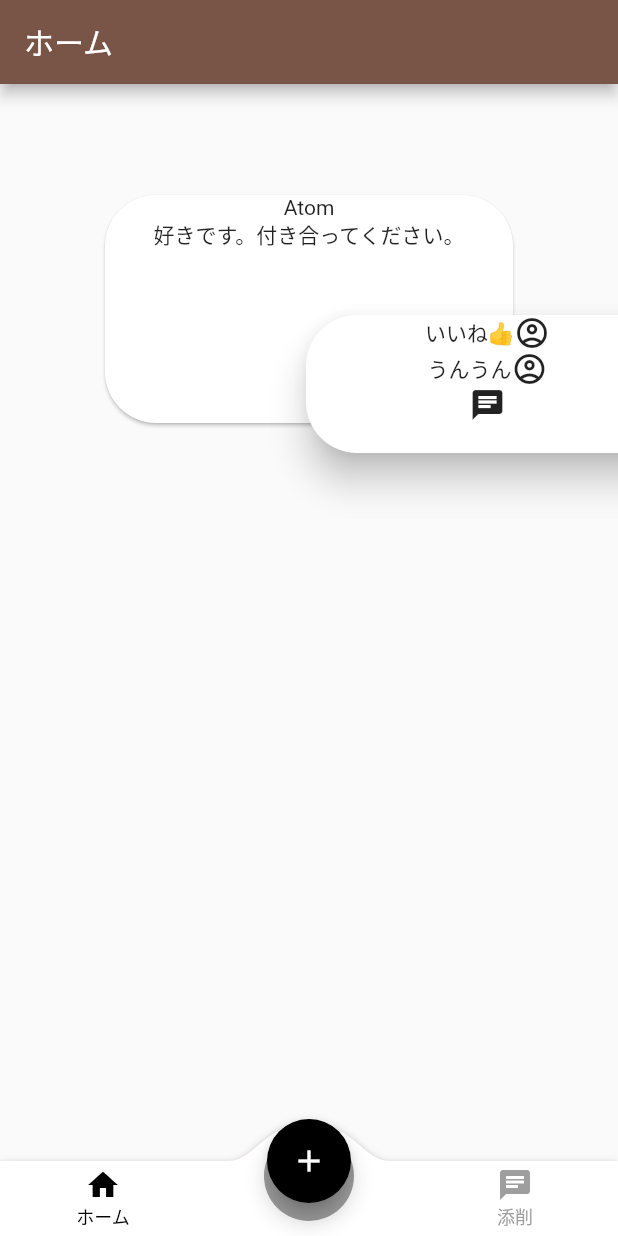
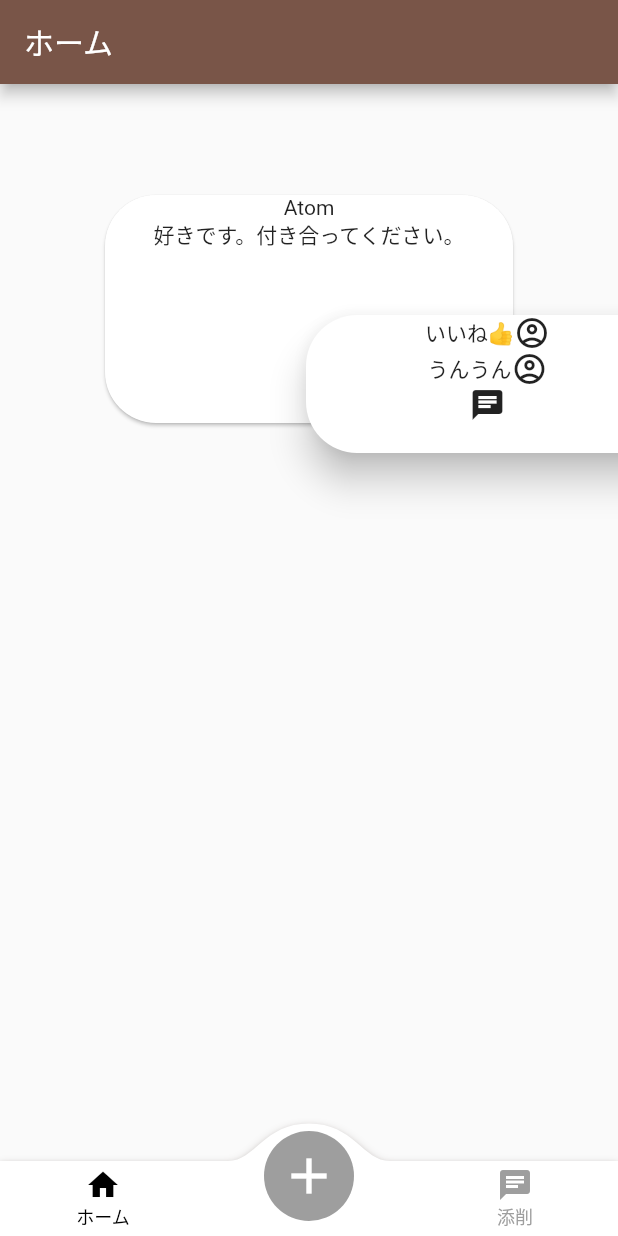
Before and after one commit to gadgelogger/aoharu, a Flutter app: the Manege screen opened directly, on a phone screen of 412 x 824 dp. Run offline on Flutter 3.47's test engine with Material 2 defaults, Android fonts, the phone set to English and light mode, and no system bars; drawn by our look-alikes of convex_bottom_bar; our stand-ins replace firebase_core; accounts and stored records are empty.

Commit message:
不要なfloatingButtonを削除

```diff
--- a/lib/manage.dart
+++ b/lib/manage.dart
@@ -50,16 +50,6 @@ class _ManegeState extends State<Manege> {
           index: currentTabIndex,
           children: pages,
         ),
-        floatingActionButtonLocation: FloatingActionButtonLocation.centerDocked,
-        floatingActionButton: FloatingActionButton(
-            backgroundColor: Colors.black,
-            onPressed: () {
-              Navigator.push(context,
-                  MaterialPageRoute(builder: (builder) => CreatePost()));
-            },
-            child: const Icon(
-              Icons.add,
-            )),
         bottomNavigationBar: ConvexAppBar(
           color: Colors.grey,
           activeColor: Colors.black,
```
